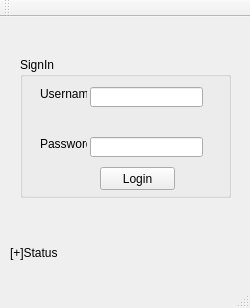
Above: login.ui from pateca26/Personal-Recipe-Database before the change. Below: the same form after it.
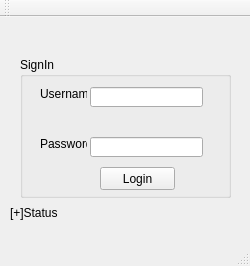
That is the form after the change.

What changed in the file:
```diff
--- a/login.ui
+++ b/login.ui
@@ -7,7 +7,7 @@
     <x>0</x>
     <y>0</y>
     <width>250</width>
-    <height>308</height>
+    <height>266</height>
    </rect>
   </property>
   <property name="windowTitle">
@@ -18,7 +18,7 @@
     <property name="geometry">
      <rect>
       <x>10</x>
-      <y>220</y>
+      <y>180</y>
       <width>221</width>
       <height>31</height>
      </rect>
```
